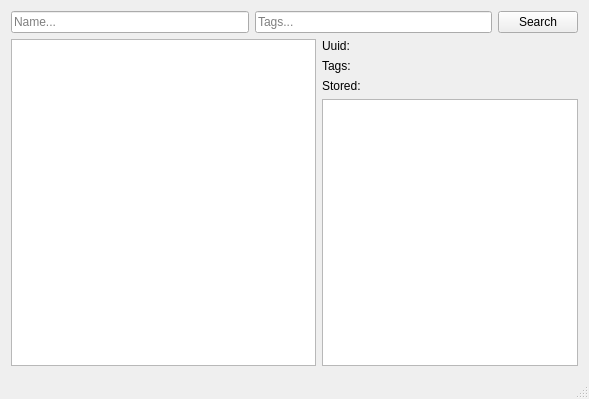
Qt form Director/mainwindow.ui (Iolana/common) before a commit.
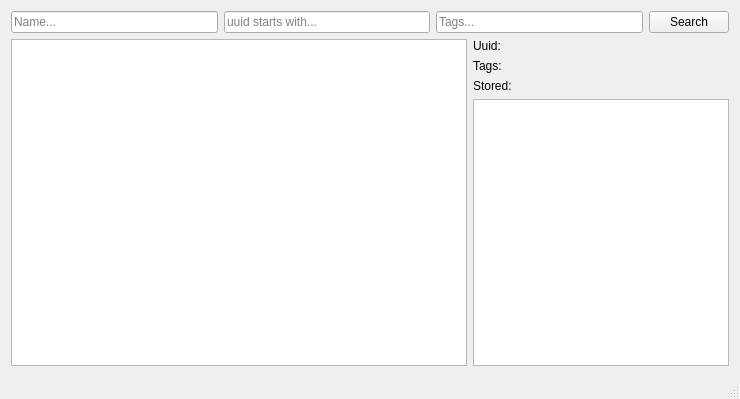
The same form after that commit.

Commit message: Can lookup by uuid

```diff
--- a/Director/mainwindow.ui
+++ b/Director/mainwindow.ui
@@ -6,7 +6,7 @@
    <rect>
     <x>0</x>
     <y>0</y>
-    <width>589</width>
+    <width>740</width>
     <height>399</height>
    </rect>
   </property>
@@ -27,6 +27,13 @@
         </property>
        </widget>
       </item>
+      <item>
+       <widget class="QLineEdit" name="uuidEdit">
+        <property name="placeholderText">
+         <string>uuid starts with...</string>
+        </property>
+       </widget>
+      </item>
       <item>
        <widget class="QLineEdit" name="tagEdit">
         <property name="placeholderText">
```
Left out of the diff: 18 changed lines with no effect on the pictures. The commit also changes 3 other files.
